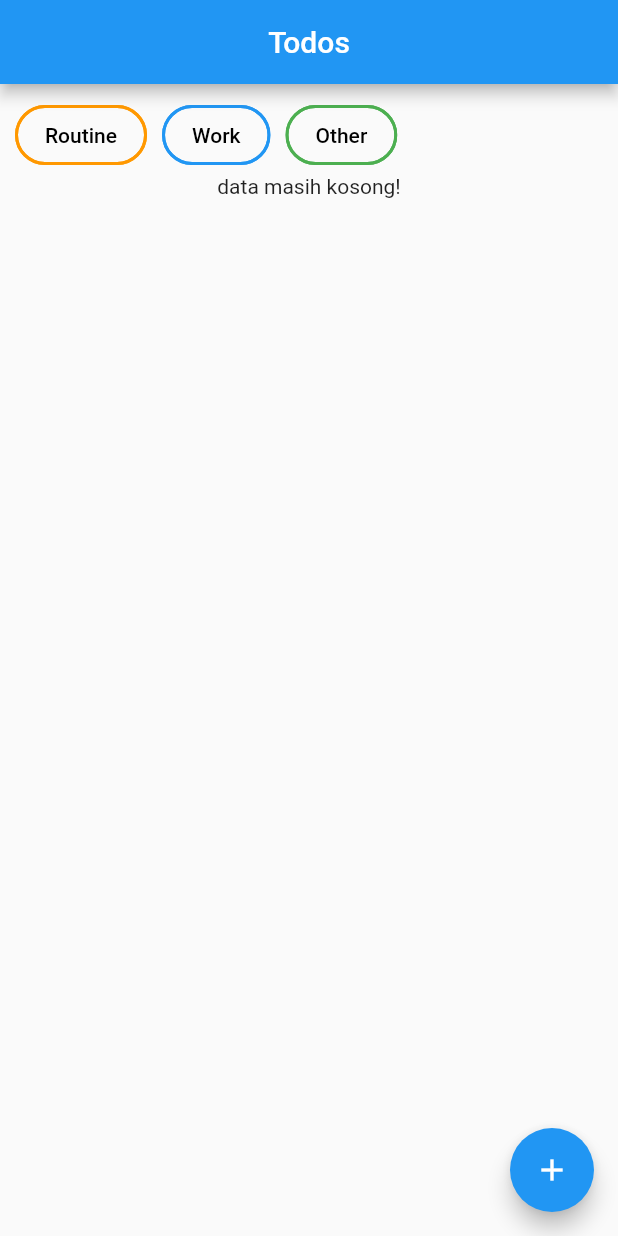
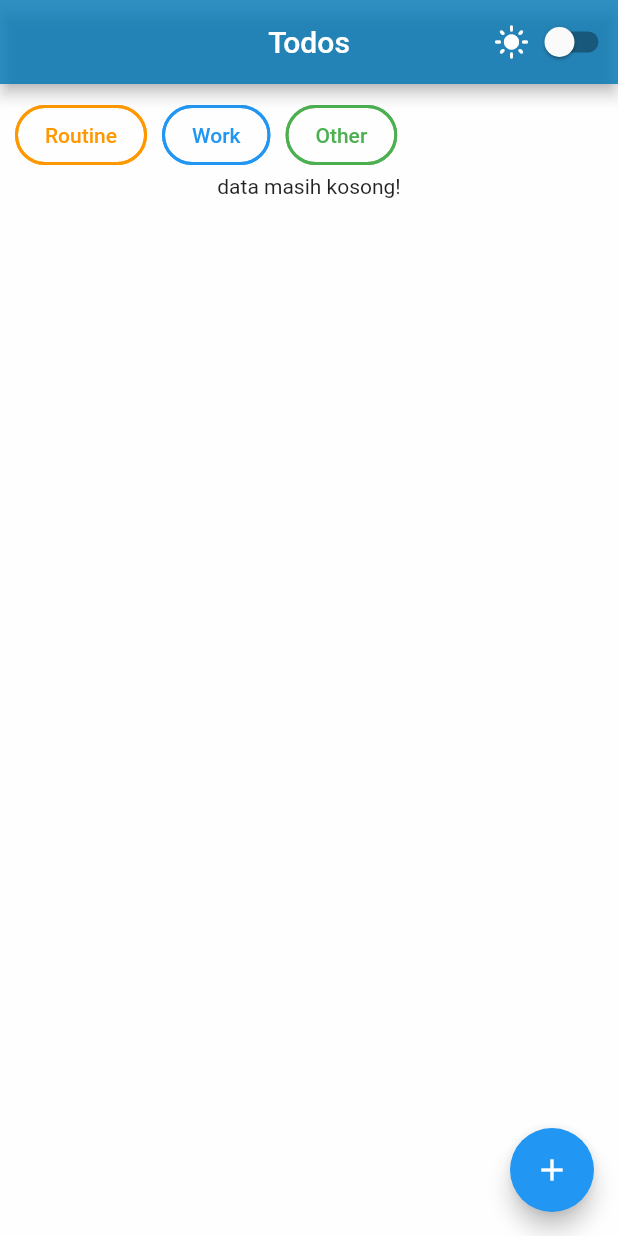
Before and after one commit to MhmmdSyahputra/TodoList-flutter, a Flutter app: the screen it shows after launch, on a phone screen of 412 x 824 dp. Run offline on Flutter 3.47's test engine with Material 2 defaults, Android fonts, the light colour scheme and no system bars; our stand-ins replace date_time_picker.

Commit message:
dark mode

```diff
--- /dev/null
+++ b/lib/GlobalFunction.dart
@@ -0,0 +1,17 @@
+import 'package:flutter/material.dart';
+
+Color MyTheme(bool valTheme) {
+  if (valTheme) {
+    return Color(0xff2b2d42);
+  } else {
+    return Color(0xccffffff);
+  }
+}
+
+Color MyThemeHead(bool valTheme) {
+  if (valTheme) {
+    return Color(0xff2b2d42);
+  } else {
+    return Color(0xcc0077b6);
+  }
+}
--- a/lib/main.dart
+++ b/lib/main.dart
@@ -1,4 +1,5 @@
 import 'package:flutter/material.dart';
+import 'package:todo_sort/provider/providerTheme.dart';
 import 'package:todo_sort/provider/providersTodos.dart';
 import 'package:provider/provider.dart';
 import 'package:todo_sort/views/MainTodo.dart';
@@ -14,10 +15,15 @@ class MyApp extends StatelessWidget {
 
   @override
   Widget build(BuildContext context) {
+    // final prov = Provider.of<ThemeProvider>(context);
+
     return MultiProvider(
         providers: [
           ChangeNotifierProvider(
             create: (context) => TodoProvider(),
+          ),
+          ChangeNotifierProvider(
+            create: (context) => ThemeProvider(),
           ),
         ],
         child: MaterialApp(
--- /dev/null
+++ b/lib/provider/providerTheme.dart
@@ -0,0 +1,18 @@
+import 'package:flutter/material.dart';
+
+class ThemeProvider extends ChangeNotifier {
+  var light =
+      ThemeData(brightness: Brightness.light, primarySwatch: Colors.purple);
+
+  var dark =
+      ThemeData(brightness: Brightness.dark, primarySwatch: Colors.purple);
+
+  bool _enableDarkMode = false;
+
+  bool get enableDarkMode => _enableDarkMode;
+
+  void SetBrightness(val) {
+    _enableDarkMode = val;
+    notifyListeners();
+  }
+}
--- a/lib/views/MainTodo.dart
+++ b/lib/views/MainTodo.dart
@@ -1,6 +1,8 @@
 import 'package:flutter/material.dart';
 import 'package:provider/provider.dart';
+import 'package:todo_sort/provider/providerTheme.dart';
 
+import '../GlobalFunction.dart';
 import '../provider/providersTodos.dart';
 import '../widget/cardTodo.dart';
 import 'newTodo.dart';
@@ -22,10 +24,24 @@ class _TodoListScreenState extends State<TodoListScreen> {
   ];
   @override
   Widget build(BuildContext context) {
+    final prov = Provider.of<ThemeProvider>(context);
     return Scaffold(
       appBar: AppBar(
         title: Text('Todos'),
         centerTitle: true,
+        backgroundColor: MyThemeHead(prov.enableDarkMode),
+        actions: [
+          prov.enableDarkMode ? Icon(Icons.dark_mode) : Icon(Icons.light_mode),
+          Switch(
+            value: prov.enableDarkMode,
+            activeColor: Colors.cyan,
+            onChanged: (bool value) {
+              setState(() {
+                prov.SetBrightness(value);
+              });
+            },
+          )
+        ],
       ),
       body: Consumer<TodoProvider>(builder: (
         context,
@@ -34,7 +50,10 @@ class _TodoListScreenState extends State<TodoListScreen> {
       ) {
         return ListView(
           children: [
-            Padding(
+            Container(
+              height: MediaQuery.of(context).size.height,
+              color: MyTheme(prov.enableDarkMode),
+              child: Padding(
                 padding: EdgeInsets.all(10),
                 child: Center(
                   child: Column(
@@ -58,12 +77,14 @@ class _TodoListScreenState extends State<TodoListScreen> {
                                         style: TextStyle(
                                           color: selectedCategory ==
                                                   option['category']
-                                            ? Colors.white
-                                            : Colors.black,
+                                              ? prov.enableDarkMode
+                                                  ? Color(0xccffffff)
+                                                  : Color(0xcc14213d)
+                                              : option['chipColor'],
                                         ),
                                       ),
-                                    selected:
-                                        selectedCategory == option['category'],
+                                      selected: selectedCategory ==
+                                          option['category'],
                                       selectedColor: option['chipColor'],
                                       shape: RoundedRectangleBorder(
                                         borderRadius: BorderRadius.circular(30),
@@ -72,7 +93,8 @@ class _TodoListScreenState extends State<TodoListScreen> {
                                           width: 2,
                                         ),
                                       ),
-                                    backgroundColor: Colors.transparent,
+                                      backgroundColor:
+                                          MyTheme(prov.enableDarkMode),
                                       onSelected: (selected) {
                                         setState(() {
                                           selectedCategory = selected
@@ -88,7 +110,8 @@ class _TodoListScreenState extends State<TodoListScreen> {
                           children: TodoProvider.todoList.isNotEmpty
                               ? selectedCategory == null
                                   ? TodoProvider.todoList.map((allList) {
-                                    final Map<String, dynamic> categoryOption =
+                                      final Map<String, dynamic>
+                                          categoryOption =
                                           categoryOptions.firstWhere((option) =>
                                               option['category'] ==
                                               allList.kategetori);
@@ -102,9 +125,11 @@ class _TodoListScreenState extends State<TodoListScreen> {
                                     }).toList()
                                   : TodoProvider.todoList
                                       .where((allList) =>
-                                        allList.kategetori == selectedCategory)
+                                          allList.kategetori ==
+                                          selectedCategory)
                                       .map((allList) {
-                                    final Map<String, dynamic> categoryOption =
+                                      final Map<String, dynamic>
+                                          categoryOption =
                                           categoryOptions.firstWhere((option) =>
                                               option['category'] ==
                                               allList.kategetori);
@@ -118,6 +143,7 @@ class _TodoListScreenState extends State<TodoListScreen> {
                                     }).toList()
                               : [Text("data masih kosong!")])
                     ],
+                  ),
                 ),
               ),
             ),
--- a/lib/widget/cardTodo.dart
+++ b/lib/widget/cardTodo.dart
@@ -1,6 +1,9 @@
 import 'package:flutter/material.dart';
 import 'package:provider/provider.dart';
 import 'package:todo_sort/provider/providersTodos.dart';
+
+import '../GlobalFunction.dart';
+import '../provider/providerTheme.dart';
 
 class CardTodo extends StatefulWidget {
   final data;
@@ -22,14 +25,12 @@ class _CardTodoState extends State<CardTodo> {
 
   @override
   Widget build(BuildContext context) {
+    final provThemeMode = Provider.of<ThemeProvider>(context).enableDarkMode;
+
     return Container(
       padding: EdgeInsets.all(0),
-      color: Colors.white,
       child: Column(
         children: [
-          // widget.data.selectedCategory == 'null' ||
-          //         widget.data.category == widget.data.selectedCategory
-          //     ?
           ExpansionPanelList(
             expansionCallback: (int index, bool isExpanded) {
               setState(() {
@@ -38,6 +39,7 @@ class _CardTodoState extends State<CardTodo> {
             },
             children: [
               ExpansionPanel(
+                backgroundColor: MyTheme(provThemeMode),
                 headerBuilder: (BuildContext context, bool isExpanded) {
                   return Padding(
                     padding: const EdgeInsets.all(10),
@@ -66,11 +68,16 @@ class _CardTodoState extends State<CardTodo> {
                                 '${widget.data.title}',
                                 style: TextStyle(
                                   fontWeight: FontWeight.bold,
+                                  color: MyTheme(!provThemeMode),
                                   fontSize: 17,
                                 ),
                               ),
                               Text(
-                                  '${widget.data.tglmulai.toString()} - ${widget.data.tglselesai.toString()}'),
+                                '${widget.data.tglmulai.toString()} - ${widget.data.tglselesai.toString()}',
+                                style: TextStyle(
+                                  color: MyTheme(!provThemeMode),
+                                ),
+                              ),
                             ],
                           ),
                         ),
@@ -85,7 +92,8 @@ class _CardTodoState extends State<CardTodo> {
                       width: 250,
                       child: Text(
                         widget.data.keterangan,
-                        style: TextStyle(fontSize: 16),
+                        style: TextStyle(
+                            fontSize: 16, color: MyTheme(!provThemeMode)),
                       ),
                     ),
                     SizedBox(height: 10),
```
Lines whose indentation alone changed are shown as unchanged.
